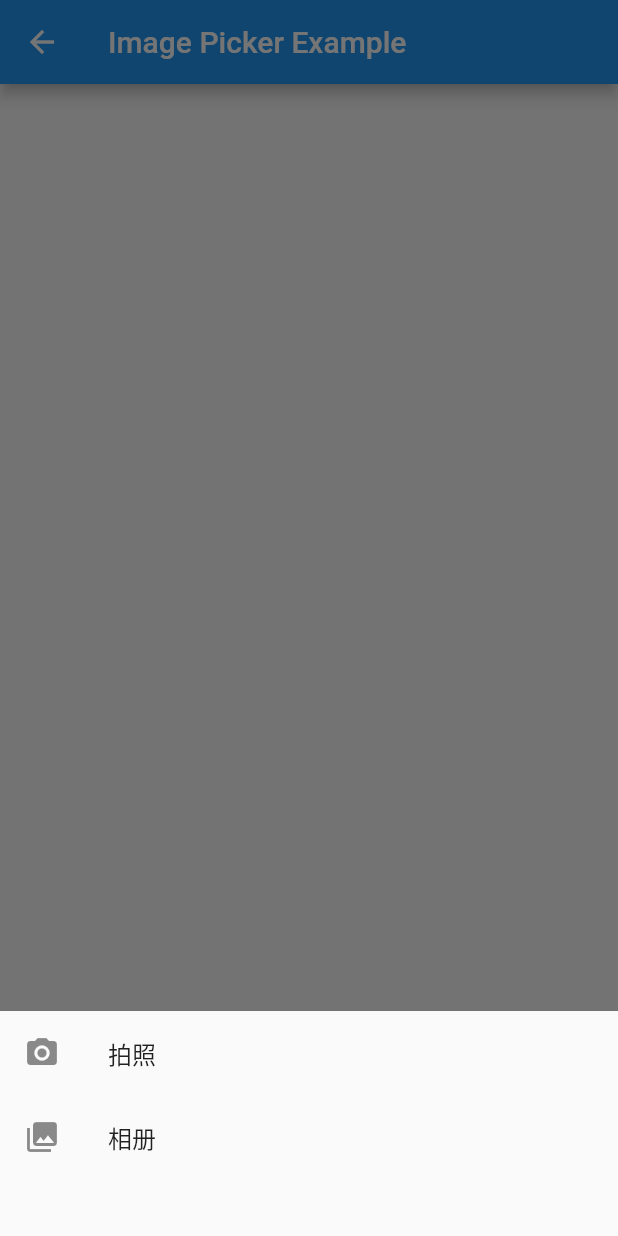
After one commit to typ0520/flutter-learning, a Flutter app: the PhotoApp screen opened by its route, after a tap on the "add a photo" icon, on a phone screen of 412 x 824 dp. The commit adds this screen. Run offline on Flutter 3.47's test engine with Material 2 defaults, Android fonts, the phone set to English and light mode, and no system bars; our stand-ins replace image_picker.

Commit message:
photo app

```diff
--- a/flutter_base_demo/lib/main.dart
+++ b/flutter_base_demo/lib/main.dart
@@ -2,6 +2,7 @@ import 'package:flutter/material.dart';
 import 'package:flutter_base_demo/flutter_layout_page.dart';
 import 'package:flutter_base_demo/gesture_group.dart';
 import 'package:flutter_base_demo/less_group_page.dart';
+import 'package:flutter_base_demo/photo_app.dart';
 import 'package:flutter_base_demo/res_page.dart';
 import 'package:flutter_base_demo/stateful_group_page.dart';
 import 'package:flutter_base_demo/launch_page.dart';
@@ -34,6 +35,7 @@ class MyApp extends StatelessWidget {
           'gesture': (BuildContext context) => GesturePage(),
           'res': (BuildContext context) => ResourcePage(),
           'launch': (BuildContext context) => LaunchPage(),
+          'photo': (BuildContext context) => PhotoApp(),
         });
   }
 }
@@ -54,7 +56,7 @@ class _RouteNavigatorState extends State<RouteNavigator> {
     // than having to individually change instances of widgets.
     return Container(
         decoration: BoxDecoration(color: Colors.white),
-        padding: EdgeInsets.only(top: 100),
+        padding: EdgeInsets.only(top: 30),
         child: Column(children: <Widget>[
           FractionallySizedBox(
             widthFactor: 1,
@@ -93,6 +95,7 @@ class _RouteNavigatorState extends State<RouteNavigator> {
           _item('如何检测用户手势以及处理点击事件', 'gesture'),
           _item('Flutter如何使用资源文件', 'res'),
           _item('Flutter如何打开第三方应用', 'launch'),
+          _item('拍照App', 'photo'),
         ]));
   }
 
--- /dev/null
+++ b/flutter_base_demo/lib/photo_app.dart
@@ -0,0 +1,110 @@
+import 'dart:io';
+
+import 'package:flutter/material.dart';
+import 'package:image_picker/image_picker.dart';
+
+class PhotoApp extends StatefulWidget {
+  @override
+  _PhotoAppState createState() => _PhotoAppState();
+}
+
+class _PhotoAppState extends State<PhotoApp> {
+  List<File> _images = [];
+
+  Future getImage(bool isCamera) async {
+    Navigator.pop(context);
+    var image = await ImagePicker.pickImage(
+        source: isCamera ? ImageSource.camera : ImageSource.gallery);
+    setState(() {
+      _images.add(image);
+    });
+  }
+
+  @override
+  Widget build(BuildContext context) {
+    return Scaffold(
+      appBar: AppBar(
+        title: Text('Image Picker Example'),
+      ),
+      body: Center(
+        child: Wrap(
+          spacing: 5,
+          runSpacing: 5,
+          children: _getImages(),
+        ),
+      ),
+      floatingActionButton: FloatingActionButton(
+        onPressed: _showImagePicker,
+        tooltip: 'Pick Image',
+        child: Icon(Icons.add_a_photo),
+      ),
+    );
+  }
+
+  _getImages() {
+    return _images.map((file) {
+      return Stack(children: <Widget>[
+        ClipRRect(
+            borderRadius: BorderRadius.circular(5),
+            child: Image.file(
+              file,
+              width: 120,
+              height: 90,
+              fit: BoxFit.fill,
+            )),
+        Positioned(
+            right: 5,
+            top: 5,
+            child: GestureDetector(
+              child: ClipOval(
+                child: Container(
+                    padding: EdgeInsets.all(3),
+                    decoration: BoxDecoration(
+                        color: Colors.black54,
+                        borderRadius: BorderRadius.circular(10)),
+                    child: Icon(
+                      Icons.close,
+                      size: 18,
+                      color: Colors.white,
+                    )),
+              ),
+              onTap: () {
+                this.setState(() {
+                  _images.remove(file);
+                });
+              },
+            ))
+      ]);
+    }).toList();
+  }
+
+  _showImagePicker() {
+    showModalBottomSheet(
+        context: context,
+        builder: (BuildContext context) {
+          return Container(
+            height: 150,
+            child: Column(children: <Widget>[
+              GestureDetector(
+                child: ListTile(
+                  leading: Icon(Icons.camera_alt),
+                  title: Text('拍照'),
+                ),
+                onTap: () {
+                  getImage(true);
+                },
+              ),
+              GestureDetector(
+                child: ListTile(
+                  leading: Icon(Icons.photo_library),
+                  title: Text('相册'),
+                ),
+                onTap: () {
+                  getImage(false);
+                },
+              )
+            ]),
+          );
+        });
+  }
+}
--- a/flutter_base_demo/pubspec.yaml
+++ b/flutter_base_demo/pubspec.yaml
@@ -24,6 +24,7 @@ dependencies:
   # Use with the CupertinoIcons class for iOS style icons.
   cupertino_icons: ^0.1.2
   url_launcher: ^5.0.2
+  image_picker: ^0.5.2
 
 dev_dependencies:
   flutter_test:
```
Also changed, not shown: flutter_base_demo/pubspec.lock, 5 other files.
